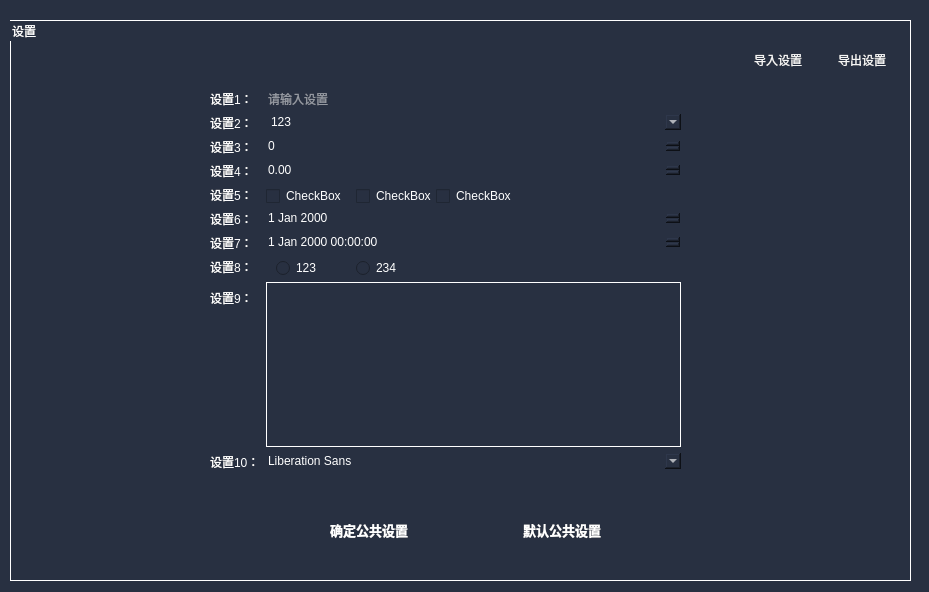
Qt form ui/tab3.ui (2950067210dqy/pyqt6_project) before a commit.
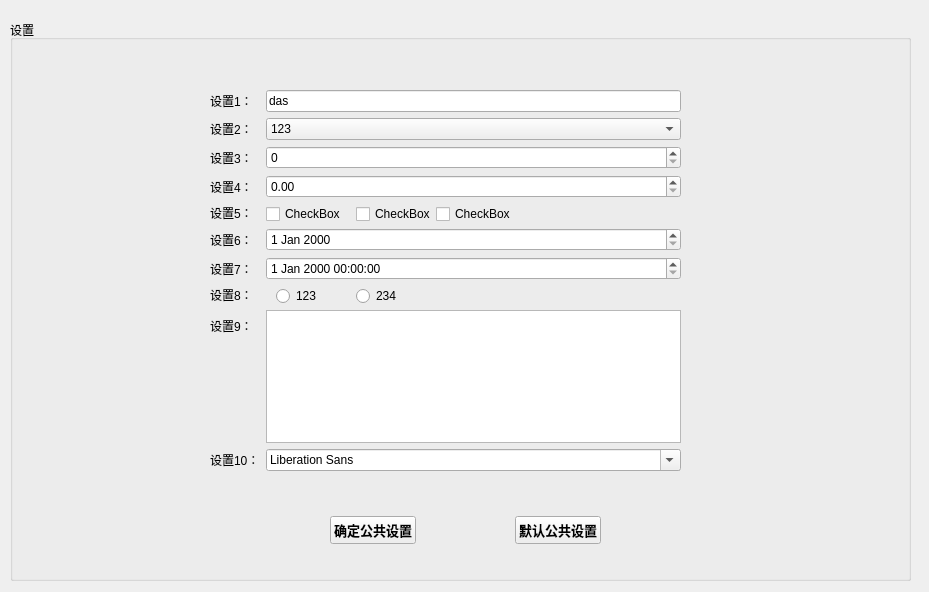
The same form after that commit. Icons and pictures are not drawn.

The edit to the form file:
```diff
--- a/ui/tab3.ui
+++ b/ui/tab3.ui
@@ -14,21 +14,7 @@
    <string>Form</string>
   </property>
   <property name="styleSheet">
-   <string notr="true">*{
-border:none;
-}
-QWidget{
-
-	background:rgb(40, 48,65);
-color:white;
-}
-QGraphicsView{
-border:1px solid white;
-}
-QGroupBox{
-border:1px solid white
-}
-</string>
+   <string notr="true"/>
   </property>
   <widget class="QGroupBox" name="groupBox">
    <property name="geometry">
@@ -40,8 +26,7 @@
     </rect>
    </property>
    <property name="styleSheet">
-    <string notr="true">QTextEdit{border:1px solid white}
-QFormLayout{font-size:20px;}</string>
+    <string notr="true"/>
    </property>
    <property name="title">
     <string>设置</string>
@@ -89,16 +74,10 @@
         </font>
        </property>
        <property name="styleSheet">
-        <string notr="true">QPushButton{
-	color:rgb(245, 245, 245);
-	padding:15px;
-	background:rgb(40, 48,65);
-border：none;
-
-}</string>
+        <string notr="true"/>
        </property>
        <property name="text">
-        <string>导入设置</string>
+        <string/>
        </property>
        <property name="icon">
         <iconset resource="../resource/mainPage.qrc">
@@ -135,16 +114,10 @@
         </font>
        </property>
        <property name="styleSheet">
-        <string notr="true">QPushButton{
-	color:rgb(245, 245, 245);
-	padding:15px;
-	background:rgb(40, 48,65);
-border：none;
-
-}</string>
+        <string notr="true"/>
        </property>
        <property name="text">
-        <string>导出设置</string>
+        <string/>
        </property>
        <property name="icon">
         <iconset resource="../resource/mainPage.qrc">
@@ -188,6 +161,9 @@
      </item>
      <item row="0" column="1">
       <widget class="QLineEdit" name="LineEdit">
+       <property name="text">
+        <string>das </string>
+       </property>
        <property name="placeholderText">
         <string>请输入设置</string>
        </property>
```
Left out of the diff: 14 changed lines with no effect on the pictures.
